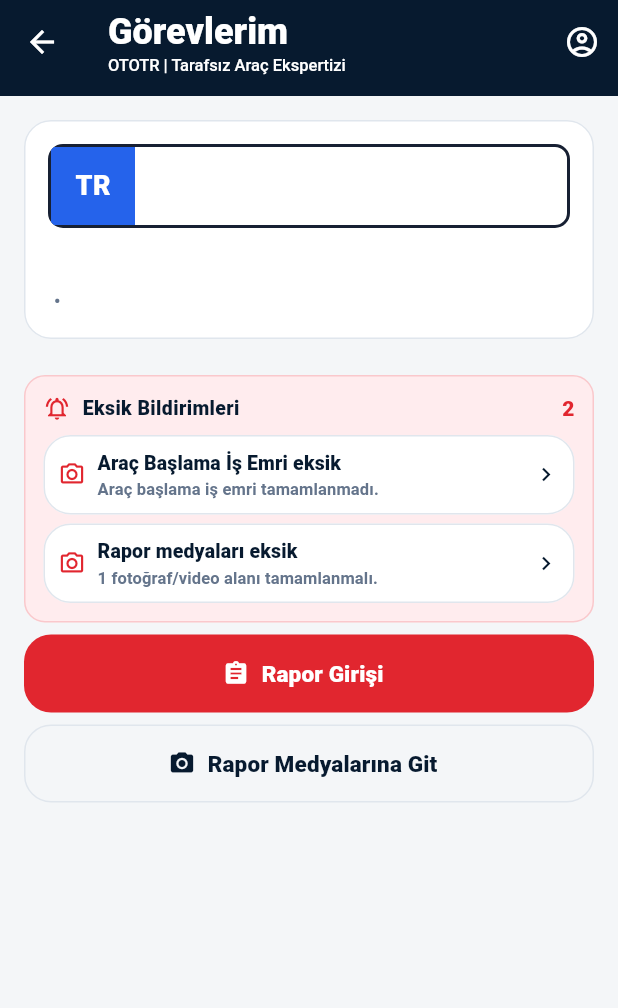
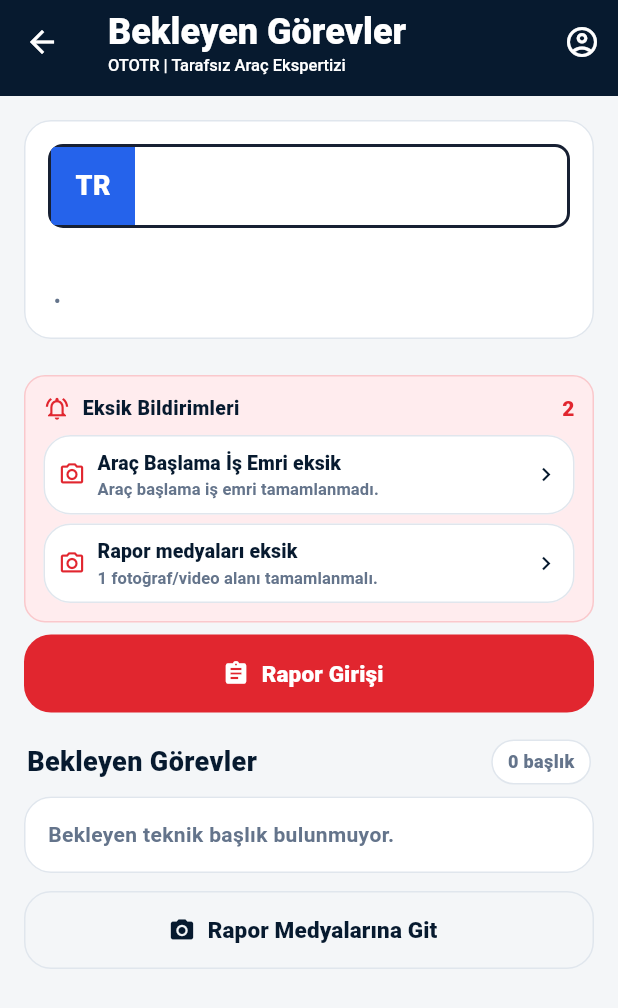
Before and after one commit to samivolkan/Ototr, a Flutter app: the _TechnicianTasksView screen opened directly with empty values, on a phone screen of 412 x 824 dp. Shown: the top 1008 px of the screen. Run offline on Flutter 3.47's test engine with Material 3 defaults, Android fonts, the light colour scheme and no system bars; our stand-ins replace image_picker, supabase_flutter; missing offline and left inert: dart:html; accounts and stored records are empty.

Commit message:
Fix technician task completion sections

```diff
--- a/lib/features/technician/technician_jobs_screen.dart
+++ b/lib/features/technician/technician_jobs_screen.dart
@@ -526,7 +526,7 @@ class _JobCard extends StatelessWidget {
           ),
           const SizedBox(height: 8),
           OtotrSecondaryButton(
-            label: 'Görevlerim',
+            label: 'Bekleyen Görevler',
             icon: Icons.checklist,
             onPressed: () => Navigator.pushNamed(
               context,
--- a/lib/features/technician/technician_tasks_screen.dart
+++ b/lib/features/technician/technician_tasks_screen.dart
@@ -59,7 +59,7 @@ class _TechnicianTasksScreenState extends State<TechnicianTasksScreen> {
     }
 
     return Scaffold(
-      appBar: const OtotrAppBar(title: 'GÃ¶revlerim'),
+      appBar: const OtotrAppBar(title: 'Bekleyen Görevler'),
       backgroundColor: AppColors.grayBg,
       body: Padding(
         padding: const EdgeInsets.all(AppSizes.lg),
@@ -106,7 +106,7 @@ class _RemoteTechnicianTasksScreenState
       builder: (context, snapshot) {
         if (snapshot.hasError) {
           return Scaffold(
-            appBar: const OtotrAppBar(title: 'Görevlerim'),
+            appBar: const OtotrAppBar(title: 'Bekleyen Görevler'),
             backgroundColor: AppColors.grayBg,
             body: Padding(
               padding: const EdgeInsets.all(AppSizes.lg),
@@ -122,7 +122,7 @@ class _RemoteTechnicianTasksScreenState
 
         if (!snapshot.hasData) {
           return const Scaffold(
-            appBar: OtotrAppBar(title: 'Görevlerim'),
+            appBar: OtotrAppBar(title: 'Bekleyen Görevler'),
             backgroundColor: AppColors.grayBg,
             body: Center(child: CircularProgressIndicator()),
           );
@@ -186,8 +186,17 @@ class _TechnicianTasksView extends StatelessWidget {
 
   @override
   Widget build(BuildContext context) {
+    final pendingTasks = [
+      for (final task in tasks)
+        if (task.status != TaskStatus.completed) task,
+    ];
+    final completedTasks = [
+      for (final task in tasks)
+        if (task.status == TaskStatus.completed) task,
+    ];
+
     return Scaffold(
-      appBar: const OtotrAppBar(title: 'Görevlerim'),
+      appBar: const OtotrAppBar(title: 'Bekleyen Görevler'),
       backgroundColor: AppColors.grayBg,
       body: ListView(
         padding: const EdgeInsets.all(AppSizes.lg),
@@ -209,7 +218,15 @@ class _TechnicianTasksView extends StatelessWidget {
             ).then((_) => onTaskChanged?.call()),
           ),
           const SizedBox(height: 8),
-          for (final task in tasks)
+          _TaskSectionHeader(
+            title: 'Bekleyen Görevler',
+            count: pendingTasks.length,
+          ),
+          if (pendingTasks.isEmpty)
+            const _EmptyTaskSectionCard(
+              message: 'Bekleyen teknik başlık bulunmuyor.',
+            ),
+          for (final task in pendingTasks)
             _TaskProgressCard(
               task: task,
               isUnlocked: order.isStartEvidenceComplete,
@@ -221,6 +238,23 @@ class _TechnicianTasksView extends StatelessWidget {
                   : (reason) => onRelease!(task.taskId, reason),
               onTaskChanged: onTaskChanged,
             ),
+          if (completedTasks.isNotEmpty) ...[
+            const SizedBox(height: 4),
+            _TaskSectionHeader(
+              title: 'Tamamlanan Görevler',
+              count: completedTasks.length,
+            ),
+            for (final task in completedTasks)
+              _TaskProgressCard(
+                task: task,
+                isUnlocked: order.isStartEvidenceComplete,
+                workOrderId: workOrderId,
+                currentUser: currentUser,
+                onClaim: null,
+                onRelease: null,
+                onTaskChanged: onTaskChanged,
+              ),
+          ],
           OtotrSecondaryButton(
             label: 'Rapor Medyalarına Git',
             icon: Icons.photo_camera,
@@ -261,17 +295,25 @@ class _TaskProgressCard extends StatelessWidget {
     final isOwnedByCurrentUser = task.isOwnedBy(currentUser.id);
     final isReadOnly = task.isOwned && !canEdit;
     final canClaim = isUnlocked && task.isAvailableForClaim && onClaim != null;
-    final canOpenForm = isUnlocked && (canEdit || isReadOnly);
+    final isCompletedStatus = task.status == TaskStatus.completed;
+    final canOpenForm =
+        isUnlocked && (canEdit || isReadOnly || isCompletedStatus);
     final canOpenByTap = canClaim || canOpenForm;
-    final completed = task.completedCount;
     final total = task.checklistItems.length;
-    final percent = task.completionPercent;
+    final completed = isCompletedStatus && total > 0
+        ? total
+        : task.completedCount.clamp(0, total);
+    final percent = isCompletedStatus
+        ? 100
+        : total == 0
+            ? task.completionPercent
+            : ((completed / total) * 100).round();
     final rowsComplete = total > 0 && completed >= total;
     final elapsedMinutes = task.claimedAt == null
         ? 0
         : DateTime.now().difference(task.claimedAt!).inMinutes.clamp(0, 999);
-    final statusText = task.status == TaskStatus.completed || rowsComplete
-        ? 'Test tamamlandi'
+    final statusText = isCompletedStatus || rowsComplete
+        ? 'Test tamamlandı'
         : completed == 0
             ? 'Teste henuz baslanmadi'
             : 'Test devam ediyor';
@@ -335,8 +377,12 @@ class _TaskProgressCard extends StatelessWidget {
             children: [
               _SoftMetricPill(
                 label: '$completed/$total',
-                background: const Color(0xFFE5E7EB),
-                foreground: AppColors.grayText,
+                icon: rowsComplete ? Icons.check_circle : null,
+                background: rowsComplete
+                    ? const Color(0xFFEAF7F0)
+                    : const Color(0xFFE5E7EB),
+                foreground:
+                    rowsComplete ? AppColors.success : AppColors.grayText,
               ),
               _SoftMetricPill(
                 label: ownershipLabel,
@@ -369,7 +415,7 @@ class _TaskProgressCard extends StatelessWidget {
               style: TextStyle(color: AppColors.grayText),
             ),
           ],
-          if (isOwnedByCurrentUser) ...[
+          if (isOwnedByCurrentUser && !isCompletedStatus) ...[
             const SizedBox(height: AppSizes.md),
             OtotrSecondaryButton(
               label: 'Gorevi Birak',
@@ -411,16 +457,84 @@ class _TaskProgressCard extends StatelessWidget {
   }
 }
 
+class _TaskSectionHeader extends StatelessWidget {
+  const _TaskSectionHeader({
+    required this.title,
+    required this.count,
+  });
+
+  final String title;
+  final int count;
+
+  @override
+  Widget build(BuildContext context) {
+    return Padding(
+      padding: const EdgeInsets.fromLTRB(2, 10, 2, 8),
+      child: Row(
+        children: [
+          Expanded(
+            child: Text(
+              title,
+              style: const TextStyle(
+                color: AppColors.navy,
+                fontSize: 18,
+                fontWeight: FontWeight.w900,
+              ),
+            ),
+          ),
+          Container(
+            padding: const EdgeInsets.symmetric(horizontal: 10, vertical: 6),
+            decoration: BoxDecoration(
+              color: AppColors.white,
+              borderRadius: BorderRadius.circular(999),
+              border: Border.all(color: AppColors.grayBorder),
+            ),
+            child: Text(
+              '$count başlık',
+              style: const TextStyle(
+                color: AppColors.grayText,
+                fontWeight: FontWeight.w900,
+                fontSize: 12,
+              ),
+            ),
+          ),
+        ],
+      ),
+    );
+  }
+}
+
+class _EmptyTaskSectionCard extends StatelessWidget {
+  const _EmptyTaskSectionCard({required this.message});
+
+  final String message;
+
+  @override
+  Widget build(BuildContext context) {
+    return OtotrCard(
+      child: Text(
+        message,
+        style: const TextStyle(
+          color: AppColors.grayText,
+          fontWeight: FontWeight.w700,
+        ),
+      ),
+    );
+  }
+}
+
 class _SoftMetricPill extends StatelessWidget {
   const _SoftMetricPill({
     required this.label,
     required this.background,
     required this.foreground,
+    this.icon,
   });
 
   final String label;
   final Color background;
   final Color foreground;
+  final IconData? icon;
 
   @override
   Widget build(BuildContext context) {
@@ -430,7 +544,14 @@ class _SoftMetricPill extends StatelessWidget {
         color: background,
         borderRadius: BorderRadius.circular(999),
       ),
-      child: Text(
+      child: Row(
+        mainAxisSize: MainAxisSize.min,
+        children: [
+          if (icon != null) ...[
+            Icon(icon, color: foreground, size: 15),
+            const SizedBox(width: 5),
+          ],
+          Text(
             label,
             maxLines: 1,
             overflow: TextOverflow.ellipsis,
@@ -439,6 +560,8 @@ class _SoftMetricPill extends StatelessWidget {
               fontSize: 12,
               fontWeight: FontWeight.w900,
             ),
+          ),
+        ],
       ),
     );
   }
```
Also changed, not shown: 3 other files. Lines whose indentation alone changed are shown as unchanged.
